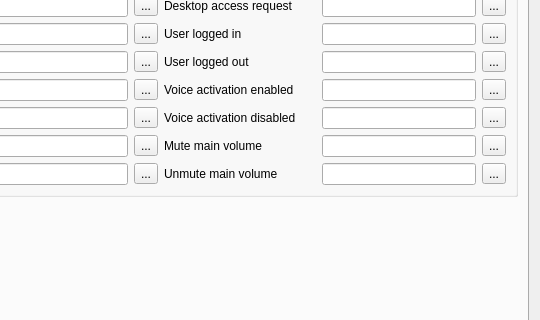
The window that Client/qtTeamTalk/preferences.ui (BearWare/TeamTalk5) describes before a commit, drawn with Qt 5; both pictures show x 218 to 758 and y 192 to 512 of the 758 by 640 pixel window.
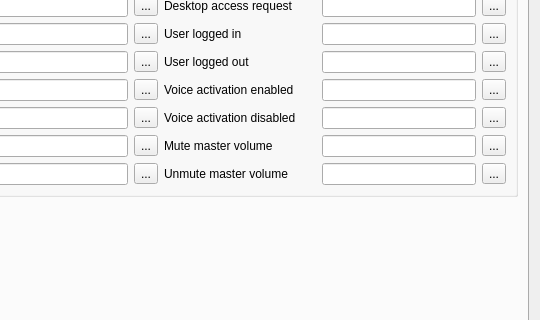
The same window after the commit. The open tabs and pages were chosen to show the change. Icons and pictures are not drawn.

Commit message: Use 'master' volume instead of 'main' volume

Diff of the .ui file:
```diff
--- a/Client/qtTeamTalk/preferences.ui
+++ b/Client/qtTeamTalk/preferences.ui
@@ -1607,7 +1607,7 @@
             <item row="9" column="0">
              <widget class="QLabel" name="label_64">
               <property name="text">
-               <string>Mute main volume</string>
+               <string>Mute master volume</string>
               </property>
               <property name="buddy">
                <cstring>muteallonEdit</cstring>
@@ -1627,7 +1627,7 @@
             <item row="10" column="0">
              <widget class="QLabel" name="label_65">
               <property name="text">
-               <string>Unmute main volume</string>
+               <string>Unmute master volume</string>
               </property>
               <property name="buddy">
                <cstring>mutealloffEdit</cstring>
```
The commit also changes 3 other files.
